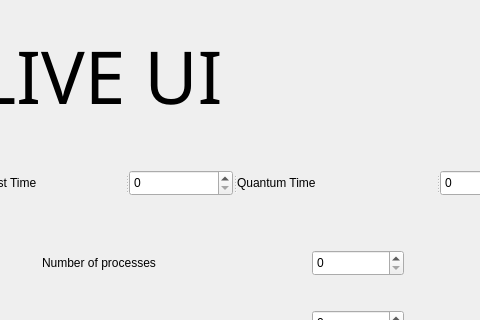
Before: the Qt Designer form GUI_PRO_MAX/notlive.ui in MightyMaya/CPU-Scheduler, drawn with Qt 5; both pictures show x 178 to 658 and y 0 to 320 of the 800 by 600 pixel window.
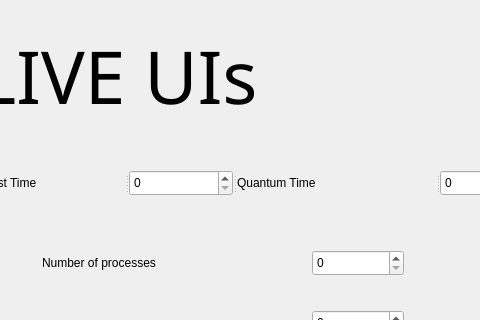
After: the same form once the commit is applied.

Patch:
```diff
--- a/GUI_PRO_MAX/notlive.ui
+++ b/GUI_PRO_MAX/notlive.ui
@@ -42,7 +42,7 @@
     </font>
    </property>
    <property name="text">
-    <string>NotLIVE UI</string>
+    <string>NotLIVE UIs</string>
    </property>
   </widget>
   <widget class="QSplitter" name="splitter">
```
Left out of the diff: 6 changed lines with no effect on the pictures.
